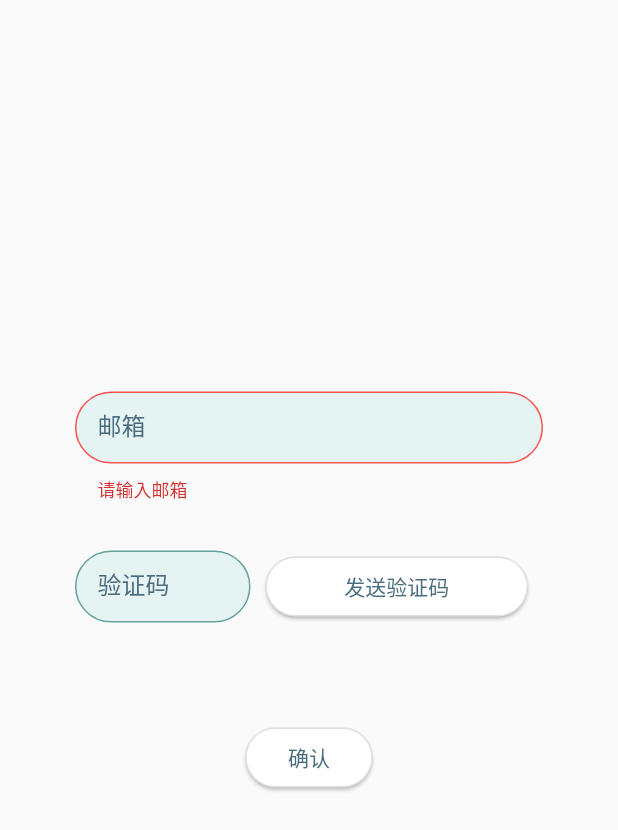
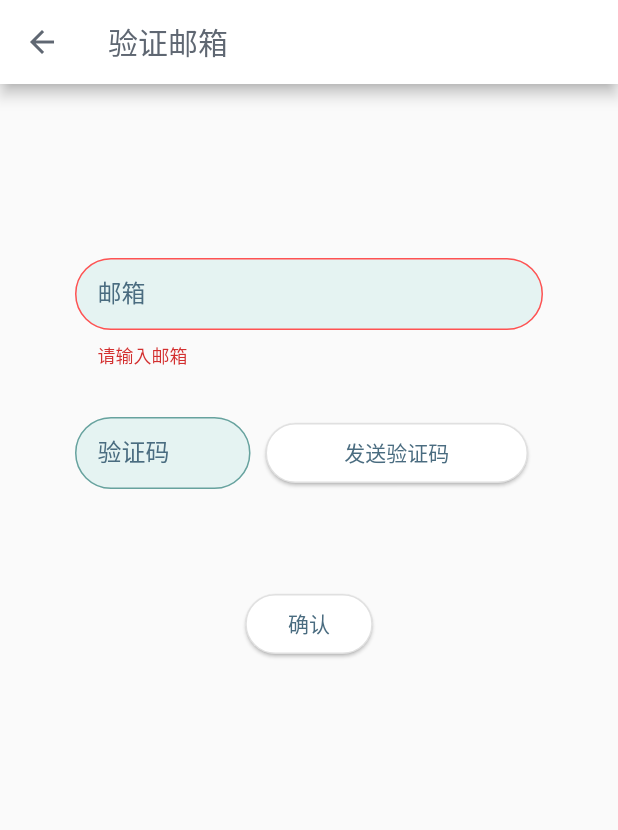
Before and after one commit to ReevooQuiz/Sofia, a Flutter app: the ForgetPassword screen opened directly, after a tap on "确认", on a phone screen of 412 x 824 dp. Shown: the top 830 px of the screen. Run offline on Flutter 3.47's test engine with Material 2 defaults, Android fonts, the phone set to English and light mode, and no system bars; our stand-ins replace font_awesome_flutter, image_picker, mvc_pattern; missing offline and left inert: simple_auth, simple_auth_flutter; accounts and stored records are empty.

Commit message:
fix: strange logic in forget password

```diff
--- a/mobile/lib/src/view/forget_password.dart
+++ b/mobile/lib/src/view/forget_password.dart
@@ -12,6 +12,7 @@ class ForgetPassword extends StatefulWidget {
 class _ForgetPasswordState extends StateMVC<ForgetPassword> {
   AccountCon _accountCon;
   bool _change = false;
+  String _title = "验证邮箱";
   _ForgetPasswordState() : super(AccountCon()) {
     _accountCon = AccountCon.con;
     _accountCon.changePwTrigger = () => _changePassword();
@@ -20,12 +21,72 @@ class _ForgetPasswordState extends StateMVC<ForgetPassword> {
   void _changePassword() {
     setState(() {
       _change = true;
+      _title = "重置密码";
     });
   }
 
   @override
   Widget build(BuildContext context) {
     if (_change)
+      return Scaffold(
+          appBar: AppBar(
+            leading: IconButton(
+                icon: Icon(Icons.arrow_back_outlined, color: Color(0xFF5F6772)),
+                onPressed: () {
+                  Navigator.pop(context);
+                  setState(() {
+                    _change = false;
+                    _title = "验证邮箱";
+                  });
+                }),
+            title: Text(
+              _title,
+              style: TextStyle(color: Color(0xFF5F6772)),
+            ),
+            backgroundColor: Colors.white,
+          ),
+          body: SingleChildScrollView(child: _changePasswordForm()));
+    return Scaffold(
+        appBar: AppBar(
+          leading: IconButton(
+              icon: Icon(Icons.arrow_back_outlined, color: Color(0xFF5F6772)),
+              onPressed: () {
+                Navigator.pop(context);
+                setState(() {
+                  _change = false;
+                  _title = "验证邮箱";
+                });
+              }),
+          title: Text(
+            _title,
+            style: TextStyle(color: Color(0xFF5F6772)),
+          ),
+          backgroundColor: Colors.white,
+        ),
+        body: SingleChildScrollView(child: _validateEmail()));
+  }
+
+  Widget _validateEmail() {
+    return Padding(
+        padding: const EdgeInsets.symmetric(vertical: 100),
+        child: Column(
+          mainAxisAlignment: MainAxisAlignment.center,
+          children: [
+            Form(
+              key: _accountCon.forgetFormKey,
+              child: Column(children: [
+                EmailValidater(_accountCon.forgetFormKey),
+                Padding(
+                  padding: const EdgeInsets.symmetric(vertical: 50.0),
+                  child: _accountCon.codeVerifier,
+                )
+              ]),
+            )
+          ],
+        ));
+  }
+
+  Widget _changePasswordForm() {
     return Padding(
         padding: const EdgeInsets.symmetric(vertical: 100),
         child: Form(
@@ -37,7 +98,8 @@ class _ForgetPasswordState extends StateMVC<ForgetPassword> {
                 padding: const EdgeInsets.symmetric(
                     vertical: 16.0, horizontal: 50.0),
                 child: TextFormField(
-                    decoration: const InputDecoration(hintText: '密码', labelText:'密码'),
+                  decoration:
+                      const InputDecoration(hintText: '密码', labelText: '密码'),
                   validator: (value) {
                     if (value.isEmpty) {
                       return '请输入密码';
@@ -59,7 +121,8 @@ class _ForgetPasswordState extends StateMVC<ForgetPassword> {
                 padding: const EdgeInsets.symmetric(
                     vertical: 16.0, horizontal: 50.0),
                 child: TextFormField(
-                    decoration: const InputDecoration(hintText: '确认密码', labelText:'确认密码'),
+                  decoration: const InputDecoration(
+                      hintText: '确认密码', labelText: '确认密码'),
                   validator: (value) {
                     if (value.isEmpty) return '请再次输入密码';
                     if (_accountCon.validPassword(value) == false)
@@ -77,22 +140,5 @@ class _ForgetPasswordState extends StateMVC<ForgetPassword> {
             ],
           ),
         ));
-    return Padding(
-        padding: const EdgeInsets.symmetric(vertical: 100),
-        child: Column(
-          mainAxisAlignment: MainAxisAlignment.center,
-          children: [
-            Form(
-              key: _accountCon.forgetFormKey,
-              child: Column(children: [
-                EmailValidater(_accountCon.forgetFormKey),
-                Padding(
-                  padding: const EdgeInsets.symmetric(vertical: 50.0),
-                  child: _accountCon.codeVerifier,
-                )
-              ]),
-            )
-          ],
-        ));
   }
 }
```
Also changed, not shown: mobile/lib/src/controller/account.dart (+5 -7 lines), mobile/lib/src/view/login.dart (+0 -14 lines). Lines whose indentation alone changed are shown as unchanged.
